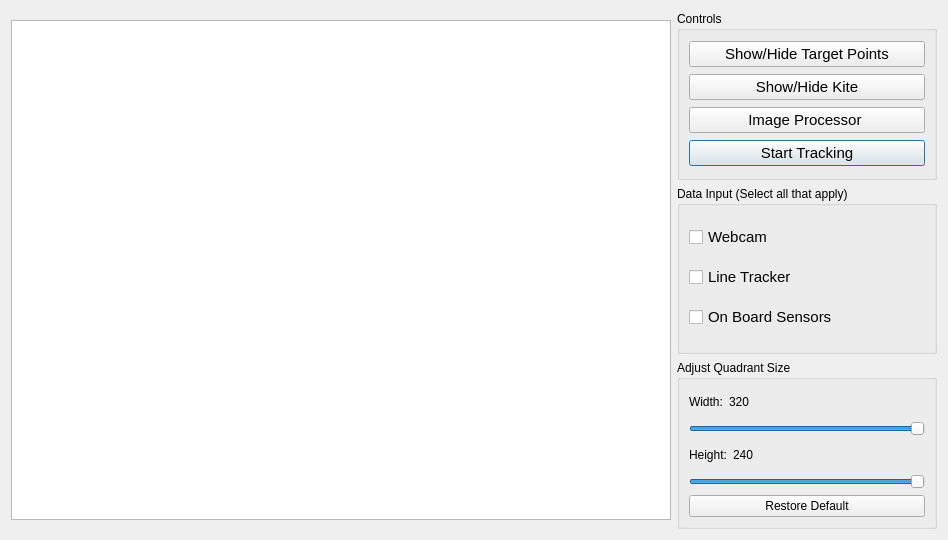
Old version of the form KiteControl-Qt/controlwindow.ui in the repository adrienemery/zenith-wind-power.
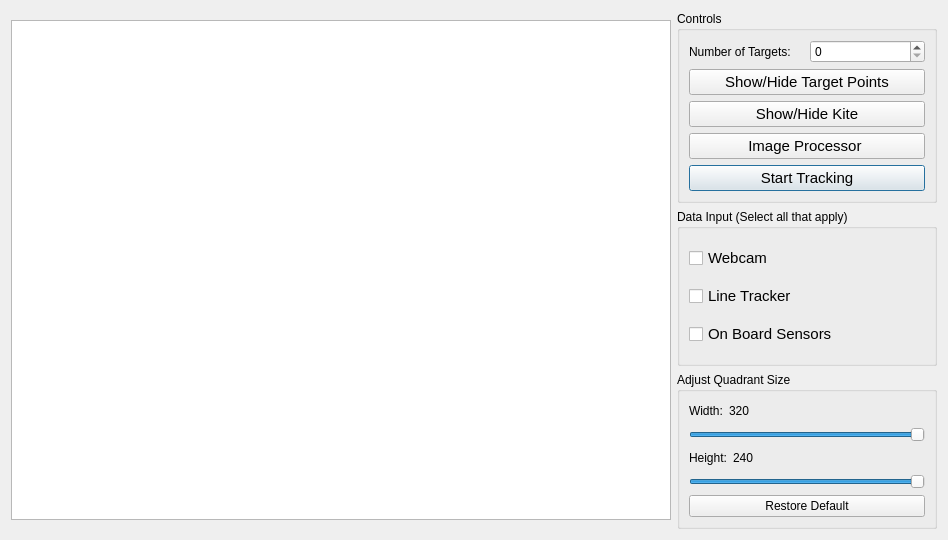
New version of the form.

What changed in the file:
```diff
--- a/KiteControl-Qt/controlwindow.ui
+++ b/KiteControl-Qt/controlwindow.ui
@@ -38,6 +38,24 @@
         <string>Controls</string>
        </property>
        <layout class="QVBoxLayout" name="verticalLayout">
+        <item>
+         <layout class="QHBoxLayout" name="horizontalLayout_4">
+          <item>
+           <widget class="QLabel" name="label_5">
+            <property name="text">
+             <string>Number of Targets:</string>
+            </property>
+           </widget>
+          </item>
+          <item>
+           <widget class="QSpinBox" name="numTargetsSpinBox">
+            <property name="maximum">
+             <number>5</number>
+            </property>
+           </widget>
+          </item>
+         </layout>
+        </item>
         <item>
          <widget class="QPushButton" name="showTargetsButton">
           <property name="font">
```
